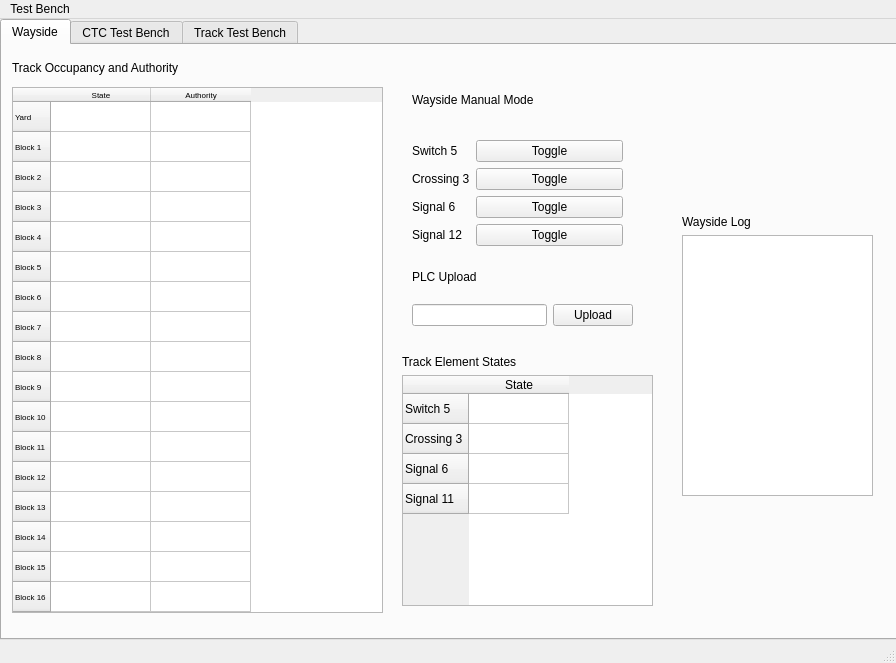
Old version of the form WaysideShell.ui in the repository ColeMinersUnion/Trains.
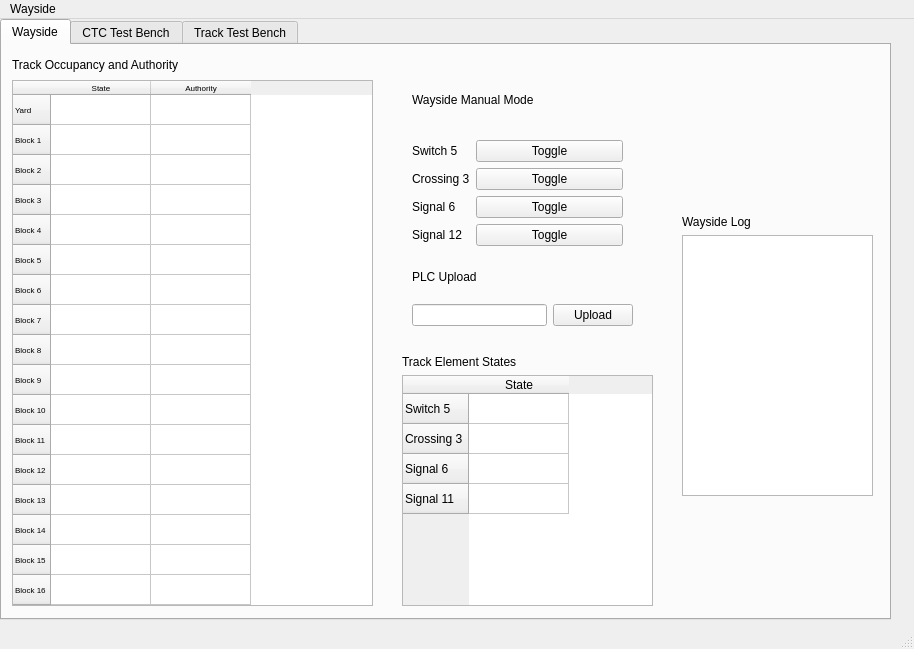
New version of the form. The open tabs and pages were chosen to show the change.

Commit message: changes before presentation

Patch:
```diff
--- a/WaysideShell.ui
+++ b/WaysideShell.ui
@@ -6,8 +6,8 @@
    <rect>
     <x>0</x>
     <y>0</y>
-    <width>896</width>
-    <height>663</height>
+    <width>914</width>
+    <height>649</height>
    </rect>
   </property>
   <property name="sizePolicy">
@@ -25,8 +25,8 @@
      <rect>
       <x>0</x>
       <y>0</y>
-      <width>901</width>
-      <height>621</height>
+      <width>891</width>
+      <height>601</height>
      </rect>
     </property>
     <property name="currentIndex">
@@ -41,8 +41,8 @@
        <rect>
         <x>10</x>
         <y>10</y>
-        <width>371</width>
-        <height>558</height>
+        <width>361</width>
+        <height>551</height>
        </rect>
       </property>
       <layout class="QVBoxLayout" name="block_occ">
@@ -1251,13 +1251,13 @@
     <rect>
      <x>0</x>
      <y>0</y>
-     <width>896</width>
+     <width>914</width>
      <height>22</height>
     </rect>
    </property>
    <widget class="QMenu" name="menuBlue_Line">
     <property name="title">
-     <string>Test Bench</string>
+     <string>Wayside</string>
     </property>
    </widget>
    <addaction name="menuBlue_Line"/>
```
Left out of the diff: 8 changed lines with no effect on the pictures. The commit also changes 1 other file.
